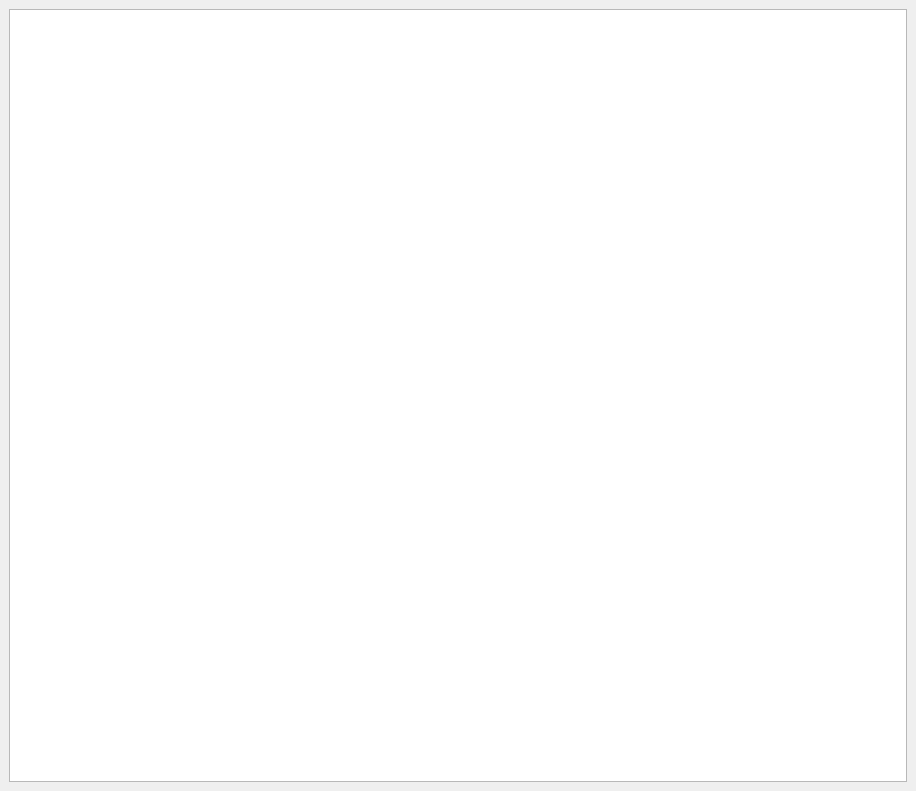
Before: the Qt Designer form pol_toolkit_dockwidget_base.ui in lymperis-geomeletitiki/acharnes_qgis_toolkit, drawn with Qt 5.
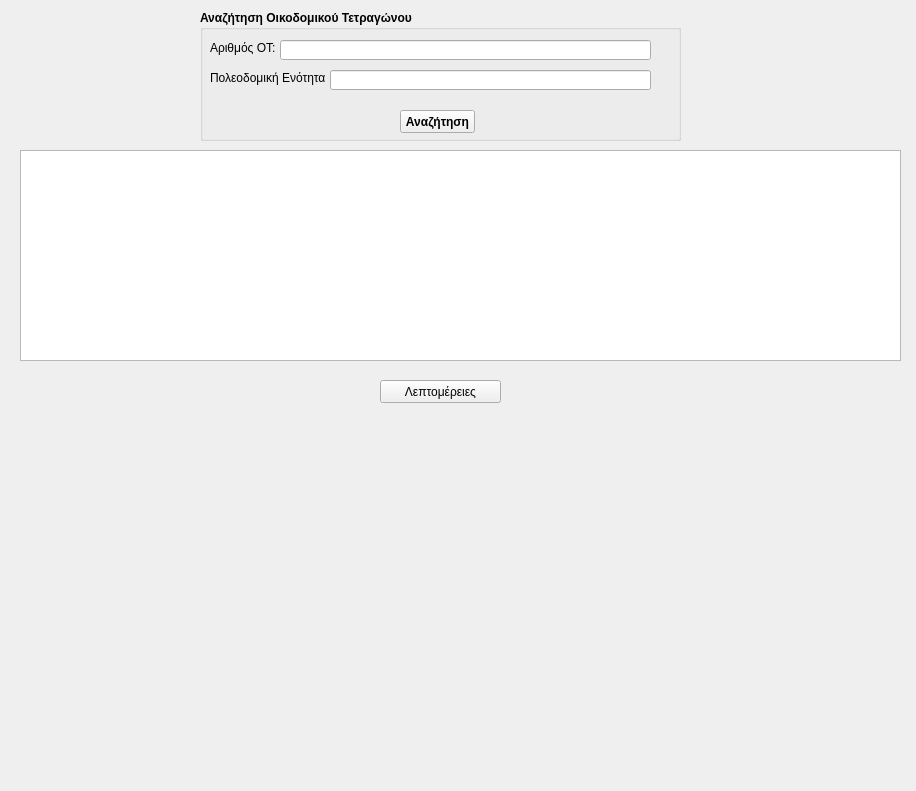
After: the same form once the commit is applied. Custom widgets are drawn as their Qt base class.

Patch:
```diff
--- a/pol_toolkit_dockwidget_base.ui
+++ b/pol_toolkit_dockwidget_base.ui
@@ -14,13 +14,135 @@
    <string>Poleodomia Toolkit</string>
   </property>
   <widget class="QWidget" name="dockWidgetContents">
-   <layout class="QGridLayout" name="gridLayout">
-    <item row="0" column="0">
-     <widget class="QTableView" name="tableView"/>
-    </item>
-   </layout>
+   <widget class="QgsCollapsibleGroupBox" name="mGroupBox">
+    <property name="geometry">
+     <rect>
+      <x>200</x>
+      <y>10</y>
+      <width>481</width>
+      <height>131</height>
+     </rect>
+    </property>
+    <property name="font">
+     <font>
+      <weight>75</weight>
+      <bold>true</bold>
+     </font>
+    </property>
+    <property name="title">
+     <string>Αναζήτηση Οικοδομικού Τετραγώνου</string>
+    </property>
+    <widget class="QLabel" name="label_3">
+     <property name="geometry">
+      <rect>
+       <x>10</x>
+       <y>60</y>
+       <width>121</width>
+       <height>16</height>
+      </rect>
+     </property>
+     <property name="font">
+      <font>
+       <weight>50</weight>
+       <bold>false</bold>
+      </font>
+     </property>
+     <property name="locale">
+      <locale language="Greek" country="Greece"/>
+     </property>
+     <property name="text">
+      <string>Πολεοδομική Ενότητα</string>
+     </property>
+    </widget>
+    <widget class="QLabel" name="label_2">
+     <property name="geometry">
+      <rect>
+       <x>10</x>
+       <y>30</y>
+       <width>81</width>
+       <height>16</height>
+      </rect>
+     </property>
+     <property name="font">
+      <font>
+       <weight>50</weight>
+       <bold>false</bold>
+      </font>
+     </property>
+     <property name="locale">
+      <locale language="Greek" country="Greece"/>
+     </property>
+     <property name="text">
+      <string>Αριθμός ΟΤ:</string>
+     </property>
+    </widget>
+    <widget class="QLineEdit" name="search_ot_number">
+     <property name="geometry">
+      <rect>
+       <x>80</x>
+       <y>30</y>
+       <width>371</width>
+       <height>20</height>
+      </rect>
+     </property>
+    </widget>
+    <widget class="QLineEdit" name="search_ot_pe">
+     <property name="geometry">
+      <rect>
+       <x>130</x>
+       <y>60</y>
+       <width>321</width>
+       <height>20</height>
+      </rect>
+     </property>
+    </widget>
+    <widget class="QPushButton" name="search_ot_button">
+     <property name="geometry">
+      <rect>
+       <x>200</x>
+       <y>100</y>
+       <width>75</width>
+       <height>23</height>
+      </rect>
+     </property>
+     <property name="text">
+      <string>Αναζήτηση</string>
+     </property>
+    </widget>
+   </widget>
+   <widget class="QPushButton" name="pushButton_2">
+    <property name="geometry">
+     <rect>
+      <x>380</x>
+      <y>380</y>
+      <width>121</width>
+      <height>23</height>
+     </rect>
+    </property>
+    <property name="text">
+     <string>Λεπτομέρειες</string>
+    </property>
+   </widget>
+   <widget class="QTableWidget" name="search_ot_results_table">
+    <property name="geometry">
+     <rect>
+      <x>20</x>
+      <y>150</y>
+      <width>881</width>
+      <height>211</height>
+     </rect>
+    </property>
+   </widget>
   </widget>
  </widget>
+ <customwidgets>
+  <customwidget>
+   <class>QgsCollapsibleGroupBox</class>
+   <extends>QGroupBox</extends>
+   <header>qgscollapsiblegroupbox.h</header>
+   <container>1</container>
+  </customwidget>
+ </customwidgets>
  <resources/>
  <connections/>
 </ui>
```
